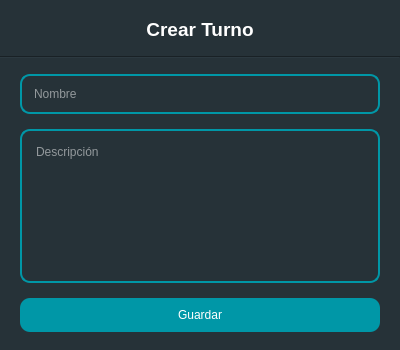
First picture: the form in ui/turno_dialog.ui, repository hm2206/strong_teeth, before the edit.
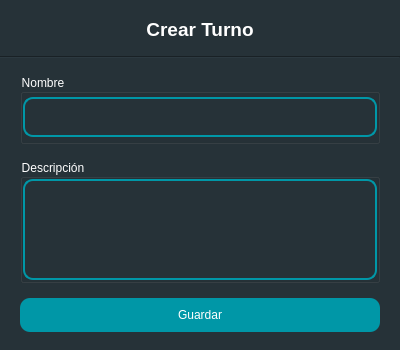
Second picture: the form after the edit.

Commit message: add info dialogs

```diff
--- a/ui/turno_dialog.ui
+++ b/ui/turno_dialog.ui
@@ -29,7 +29,8 @@
    <string>Turno</string>
   </property>
   <property name="styleSheet">
-   <string notr="true">background-color: #263238;</string>
+   <string notr="true">background-color: #263238;
+color: white;</string>
   </property>
   <property name="modal">
    <bool>false</bool>
@@ -98,7 +99,7 @@
 	padding: 10px;
 }</string>
      </property>
-     <layout class="QVBoxLayout" name="verticalLayout" stretch="1,0,8">
+     <layout class="QVBoxLayout" name="verticalLayout" stretch="1,0,0">
       <property name="spacing">
        <number>6</number>
       </property>
@@ -172,23 +173,83 @@
           <number>20</number>
          </property>
          <item>
-          <widget class="QLineEdit" name="input_nombre">
-           <property name="styleSheet">
-            <string notr="true"/>
+          <widget class="QGroupBox" name="groupBox">
+           <property name="minimumSize">
+            <size>
+             <width>0</width>
+             <height>70</height>
+            </size>
            </property>
-           <property name="placeholderText">
+           <property name="maximumSize">
+            <size>
+             <width>16777215</width>
+             <height>70</height>
+            </size>
+           </property>
+           <property name="title">
             <string>Nombre</string>
            </property>
+           <layout class="QVBoxLayout" name="verticalLayout_4">
+            <property name="spacing">
+             <number>0</number>
+            </property>
+            <property name="leftMargin">
+             <number>0</number>
+            </property>
+            <property name="topMargin">
+             <number>0</number>
+            </property>
+            <property name="rightMargin">
+             <number>0</number>
+            </property>
+            <property name="bottomMargin">
+             <number>0</number>
+            </property>
+            <item>
+             <widget class="QLineEdit" name="input_nombre">
+              <property name="styleSheet">
+               <string notr="true"/>
+              </property>
+              <property name="placeholderText">
+               <string/>
+              </property>
+             </widget>
+            </item>
+           </layout>
           </widget>
          </item>
          <item>
-          <widget class="QPlainTextEdit" name="txt_descripcion">
-           <property name="lineWrapMode">
-            <enum>QPlainTextEdit::WidgetWidth</enum>
-           </property>
-           <property name="placeholderText">
+          <widget class="QGroupBox" name="groupBox_2">
+           <property name="title">
             <string>Descripción</string>
            </property>
+           <layout class="QVBoxLayout" name="verticalLayout_5">
+            <property name="spacing">
+             <number>0</number>
+            </property>
+            <property name="leftMargin">
+             <number>0</number>
+            </property>
+            <property name="topMargin">
+             <number>0</number>
+            </property>
+            <property name="rightMargin">
+             <number>0</number>
+            </property>
+            <property name="bottomMargin">
+             <number>0</number>
+            </property>
+            <item>
+             <widget class="QPlainTextEdit" name="txt_descripcion">
+              <property name="lineWrapMode">
+               <enum>QPlainTextEdit::WidgetWidth</enum>
+              </property>
+              <property name="placeholderText">
+               <string/>
+              </property>
+             </widget>
+            </item>
+           </layout>
           </widget>
          </item>
          <item>
```
The commit also changes 6 other files.
